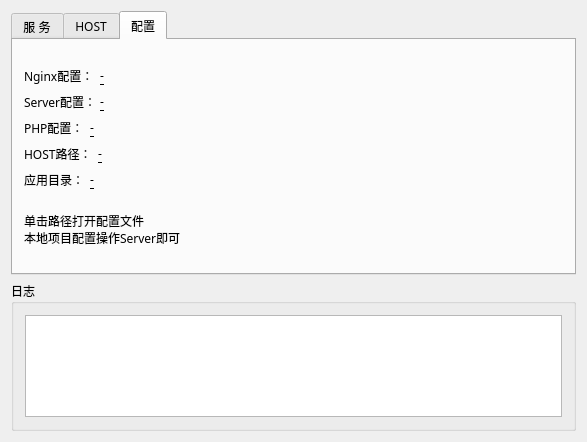
yongplus/FoxPHP, file FoxPHP/FoxPHP.ui: the form before one commit.
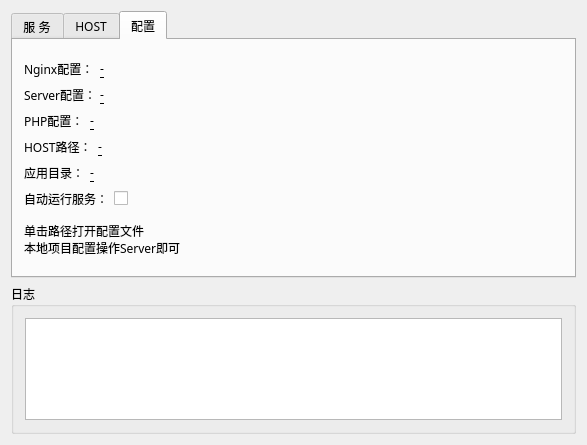
The form after the commit. The open tabs and pages were chosen to show the change. Icons and pictures are not drawn. Custom widgets are drawn as their Qt base class.

Commit message: 增加自动启动及打开默认页面

Diff of the .ui file:
```diff
--- a/FoxPHP/FoxPHP.ui
+++ b/FoxPHP/FoxPHP.ui
@@ -10,7 +10,7 @@
     <x>0</x>
     <y>0</y>
     <width>587</width>
-    <height>442</height>
+    <height>445</height>
    </rect>
   </property>
   <property name="sizePolicy">
@@ -802,6 +802,48 @@
             </item>
            </layout>
           </item>
+          <item>
+           <layout class="QHBoxLayout" name="horizontalLayout_11">
+            <item>
+             <widget class="QLabel" name="label_9">
+              <property name="maximumSize">
+               <size>
+                <width>150</width>
+                <height>16777215</height>
+               </size>
+              </property>
+              <property name="font">
+               <font>
+                <family>微软雅黑</family>
+               </font>
+              </property>
+              <property name="text">
+               <string>自动运行服务：</string>
+              </property>
+             </widget>
+            </item>
+            <item>
+             <widget class="QCheckBox" name="autoRunCheckBox">
+              <property name="text">
+               <string/>
+              </property>
+             </widget>
+            </item>
+            <item>
+             <spacer name="horizontalSpacer_15">
+              <property name="orientation">
+               <enum>Qt::Horizontal</enum>
+              </property>
+              <property name="sizeHint" stdset="0">
+               <size>
+                <width>40</width>
+                <height>20</height>
+               </size>
+              </property>
+             </spacer>
+            </item>
+           </layout>
+          </item>
           <item>
            <spacer name="verticalSpacer">
             <property name="orientation">
```
Left out of the diff: 2 changed lines with no effect on the pictures. The commit also changes 10 other files.
